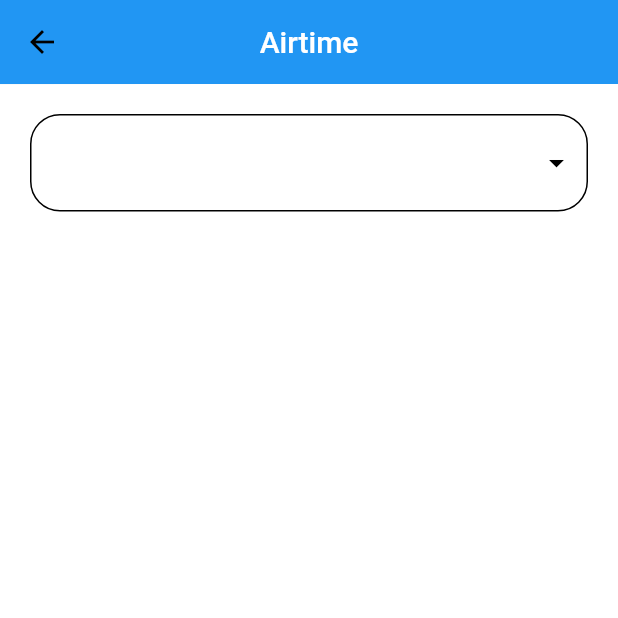
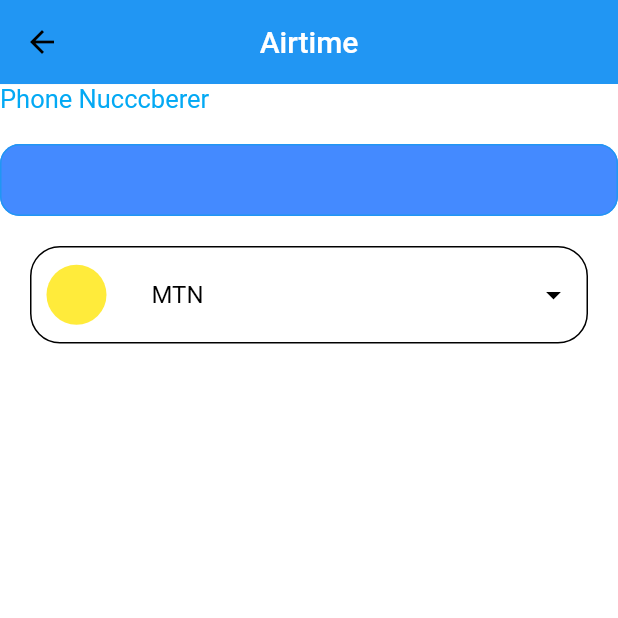
Before and after one commit to ClementPeter/River_pod-demo, a Flutter app: the screen it shows after launch, on a phone screen of 412 x 824 dp, the top half of it. Run offline on Flutter 3.47's test engine with Material 2 defaults, Android fonts, the light colour scheme and no system bars; our stand-ins replace dio, flutter_riverpod, hooks_riverpod.

Commit message:
🧹 clean up : Riverpod

```diff
--- a/river_pod_snip/lib/main.dart
+++ b/river_pod_snip/lib/main.dart
@@ -1416,7 +1416,7 @@ class _HomePageState extends State<HomePage> {
   @override
   Widget build(BuildContext context) {
     //final currentDate = ref.watch(currentDateProvider);
-    String? selectedValue = "Choose a Netfrefvrework";
+    String selectedValue = "MTN";
     bool? isChecked = true;
     return
         // Scaffold(
@@ -1468,14 +1468,143 @@ class _HomePageState extends State<HomePage> {
       ),
       body: Column(
         children: [
-          // CustomTextFormField(
-          //   label: "Phone Nucccberer",
-          //   borderStyle: BorderStyle.solid,
-          //   textInputType: TextInputType.emailAddress,
-          //   // controller: phoneNumberController,
-          //   onChanged: (value) {},
-          //   //validator: ,
-          // ),
+          CustomTextFormField(
+            label: "Phone Nucccberer",
+            borderStyle: BorderStyle.solid,
+            textInputType: TextInputType.emailAddress,
+            // controller: phoneNumberController,
+           // onChanged: (value) {},
+            //validator: ,
+            suffixIcon: DropdownButtonFormField(
+              onChanged: (newValue) {
+                setState(() {
+                  selectedValue = newValue!;
+                });
+              },
+              items: [
+                DropdownMenuItem(
+                  value: "Airtel",
+                  onTap: () {
+                    print(":::Airtel Tapped::::");
+                  },
+                  // child: Text("Airtel"),
+                  child: Row(
+                    mainAxisAlignment: MainAxisAlignment.spaceBetween,
+                    children: [
+                      Row(
+                        children: const [
+                          CircleAvatar(
+                            backgroundColor: Colors.red,
+                          ),
+                          SizedBox(width: 30),
+                          Text(
+                            "Airtel",
+                            style: TextStyle(color: Colors.black),
+                          ),
+                        ],
+                      ),
+                      // Row(
+                      //   // mainAxisAlignment: MainAxisAlignment.spaceBetween,
+                      //   children: [
+                      //     Checkbox(
+                      //       onChanged: (value) {
+                      //         //setState
+                      //         isChecked = value!;
+                      //       },
+                      //       fillColor:
+                      //           MaterialStateProperty.resolveWith<Color>(
+                      //               (Set<MaterialState> states) {
+                      //         if (states.contains(MaterialState.disabled)) {
+                      //           return Colors.grey;
+                      //         }
+                      //         return Colors.red;
+                      //       }),
+                      //       //activeColor: Colors.red,
+                      //       value: isChecked,
+
+                      //       shape: const RoundedRectangleBorder(
+                      //         borderRadius: BorderRadius.all(
+                      //           Radius.circular(10.0),
+                      //         ),
+                      //       ),
+                      //     ),
+                      //   ],
+                      // )
+                    ],
+                  ),
+                ),
+                DropdownMenuItem(
+                  value: "MTN",
+                  onTap: () {
+                    print(":::MTN Tapped::::");
+                  },
+                  child: Row(
+                    mainAxisAlignment: MainAxisAlignment.spaceBetween,
+                    children: [
+                      Row(
+                        children: const [
+                          CircleAvatar(
+                            backgroundColor: Colors.yellow,
+                          ),
+                          SizedBox(width: 30),
+                          Text(
+                            "MTN",
+                            style: TextStyle(color: Colors.black),
+                          ),
+                        ],
+                      ),
+                    ],
+                  ),
+                ),
+                DropdownMenuItem(
+                  value: "GLO",
+                  onTap: () {
+                    print(":::GLO Tapped::::");
+                  },
+                  child: Row(
+                    mainAxisAlignment: MainAxisAlignment.spaceBetween,
+                    children: [
+                      Row(
+                        children: const [
+                          CircleAvatar(
+                            backgroundColor: Colors.green,
+                          ),
+                          SizedBox(width: 30),
+                          Text(
+                            "GLO",
+                            style: TextStyle(color: Colors.black),
+                          ),
+                        ],
+                      ),
+                    ],
+                  ),
+                ),
+                DropdownMenuItem(
+                  value: "9Mobile",
+                  onTap: () {
+                    print(":::9 Mobile Tapped::::");
+                  },
+                  child: Row(
+                    mainAxisAlignment: MainAxisAlignment.spaceBetween,
+                    children: [
+                      Row(
+                        children: const [
+                          CircleAvatar(
+                            backgroundColor: Colors.black,
+                          ),
+                          SizedBox(width: 30),
+                          Text(
+                            "9Mobile",
+                            style: TextStyle(color: Colors.black),
+                          ),
+                        ],
+                      ),
+                    ],
+                  ),
+                ),
+              ],
+            ),
+          ),
           Padding(
             padding: const EdgeInsets.all(20.0),
             child: Container(
@@ -1487,9 +1616,10 @@ class _HomePageState extends State<HomePage> {
               height: 65,
               width: double.infinity,
               child: Padding(
-                padding: const EdgeInsets.all(8.0),
-                child: DropdownButton<String>(
-                  // value: "Select Network",
+                padding: const EdgeInsets.all(10.0),
+                child: DropdownButton(
+                  //value: "Select Network",
+                  value: selectedValue,
                   // autofocus: true,
                   underline: Container(color: Colors.transparent),
                   iconEnabledColor: Colors.black,
@@ -1501,19 +1631,47 @@ class _HomePageState extends State<HomePage> {
                   //   "Choose a  Network",
                   //   style: TextStyle(color: Colors.black),
                   // ),
-                  onChanged: (value) {
+                  onChanged: (String? newValue) {
                     setState(() {
                       // model.dropDownValue = value;
-                      selectedValue = value!;
+                      selectedValue = newValue!;
                       print("$selectedValue");
                     });
 
                     // selectedValue = value!;
                     // print("$selectedValue");
                   },
+                  // items: {"Airtel": "red" }.map((key, value) {
+                  //   return  DropdownMenuItem(
+                  //     child: Text("efed"),
+                  //     )
+                  // }).toList(),
+                  // items: ["Airtel", "MTN", "Glo", "9Mobile"].map((network) {
+                  //   // return Text("data");
+                  //   return DropdownMenuItem(
+                  //     value: network,
+                  //     child: Text(
+                  //       network,
+                  //       style: const TextStyle(color: Colors.black),
+                  //     ),
+                  //   );
+                  // }).toList()
+                  //      items: {"Airtel": "red", "MTN": "yellow", "Glo": "green", "9Mobile": "black"}.map((network,value) {
+
+                  //   return DropdownMenuItem(
+                  //     value: network,
+                  //     child: Text(
+                  //       network,
+                  //       style:  TextStyle(color: Colors.black),
+                  //     ),
+                  //   );
+                  // }).toMap();
                   items: [
                     DropdownMenuItem(
                       value: "Airtel",
+                      onTap: () {
+                        print(":::Airtel Tapped::::");
+                      },
                       // child: Text("Airtel"),
                       child: Row(
                         mainAxisAlignment: MainAxisAlignment.spaceBetween,
@@ -1562,6 +1720,9 @@ class _HomePageState extends State<HomePage> {
                     ),
                     DropdownMenuItem(
                       value: "MTN",
+                      onTap: () {
+                        print(":::MTN Tapped::::");
+                      },
                       child: Row(
                         mainAxisAlignment: MainAxisAlignment.spaceBetween,
                         children: [
@@ -1582,6 +1743,9 @@ class _HomePageState extends State<HomePage> {
                     ),
                     DropdownMenuItem(
                       value: "GLO",
+                      onTap: () {
+                        print(":::GLO Tapped::::");
+                      },
                       child: Row(
                         mainAxisAlignment: MainAxisAlignment.spaceBetween,
                         children: [
@@ -1602,7 +1766,9 @@ class _HomePageState extends State<HomePage> {
                     ),
                     DropdownMenuItem(
                       value: "9Mobile",
-                      onTap: () {},
+                      onTap: () {
+                        print(":::9 Mobile Tapped::::");
+                      },
                       child: Row(
                         mainAxisAlignment: MainAxisAlignment.spaceBetween,
                         children: [
@@ -1621,120 +1787,6 @@ class _HomePageState extends State<HomePage> {
                         ],
                       ),
                     ),
-
-                    // DropdownMenuItem(
-                    //   value: "MTN",
-                    //   // child: Text("Airtel"),
-                    //   // child: Row(
-                    //   //   Text("Airtel"),
-                    //   //   Checkbox(value: true, onChanged: (value) {})
-                    //   // ]),
-                    //   child: ListTile(
-                    //     leading:
-                    //         const CircleAvatar(backgroundColor: Colors.yellow),
-                    //     title: const Text(
-                    //       "MTN",
-                    //       style: TextStyle(color: Colors.black),
-                    //     ),
-                    //     trailing: Checkbox(
-                    //       value: isChecked,
-                    //       onChanged: ((value) {
-                    //         isChecked = value!;
-                    //       }),
-                    //     ),
-                    //   ),
-                    // ),
-                    // DropdownMenuItem(
-                    //  , // value: "Airtel",
-                    //   // child: Text("oekokok"),
-                    //   // child: Row(children: [
-                    //   //   CircleAvatar(),
-                    //   //   Text("Airtel"),
-                    //   //   Checkbox(value: true, onChanged: (value) {})
-                    //   // ]),
-                    //   child: ListTile(
-                    //     leading: CircleAvatar(backgroundColor: Colors.yellow),
-                    //   ),
-                    // ),
-                    // DropdownMenuItem(
-                    //   //  value: "Airtel",
-                    //   // child: Text("oekokok"),
-                    //   // child: Row(children: [
-                    //   //   CircleAvatar(),
-                    //   //   Text("Airtel"),
-                    //   //   Checkbox(value: true, onChanged: (value) {})
-                    //   // ]),
-                    //   child: ListTile(
-                    //     leading: CircleAvatar(backgroundColor: Colors.green),
-                    //   ),
-                    // ),
-                    // DropdownMenuItem(
-                    //   value: "MTN",
-                    //   child: ListTile(
-                    //     leading: CircleAvatar(backgroundColor: Colors.yellow),
-                    //     title: Text("MTN"),
-                    //     trailing: Checkbox(
-                    //       value: false,
-                    //       onChanged: (value) {
-                    //         // setState(() {
-                    //         //   model.isChecked = value;
-                    //         // });
-                    //       },
-                    //       shape: RoundedRectangleBorder(
-                    //         borderRadius: BorderRadius.all(
-                    //           Radius.circular(10.0),
-                    //         ),
-                    //       ),
-                    //     ),
-                    //   ),
-                    //   // child: Text("Airtime"),
-                    // ),
-                    // DropdownMenuItem(
-                    //   value: "GLO",
-                    //   child: ListTile(
-                    //     leading: CircleAvatar(backgroundColor: Colors.green),
-                    //     title: Text("GLO"),
-                    //     trailing: Checkbox(
-                    //       value: false,
-                    //       onChanged: (value) {
-                    //         // setState(() {
-                    //         //   model.isChecked = value;
-                    //         // });
-                    //       },
-                    //       shape: RoundedRectangleBorder(
-                    //         borderRadius: BorderRadius.all(
-                    //           Radius.circular(10.0),
-                    //         ),
-                    //       ),
-                    //     ),
-                    //   ),
-
-                    //   // child: Text("Airtime"),
-                    // ),
-                    // DropdownMenuItem(
-                    //   value: "9Mobile",
-                    //   child: ListTile(
-                    //     leading: CircleAvatar(
-                    //       backgroundColor: Color(0xFF2F8D26),
-                    //     ),
-                    //     title: Text("9Mobile"),
-                    //     trailing: Checkbox(
-                    //       value: true,
-                    //       onChanged: (value) {
-                    //         // setState(() {
-                    //         //   model.isChecked = value;
-                    //         // });
-                    //       },
-                    //       shape: RoundedRectangleBorder(
-                    //         borderRadius: BorderRadius.all(
-                    //           Radius.circular(10.0),
-                    //         ),
-                    //       ),
-                    //     ),
-                    //   ),
-                    //   // child: Text("Airtime"),
-                    // ),
-                    //  DropdownMenuItem(
                   ],
                 ),
               ),
--- a/river_pod_snip/lib/text_form.dart
+++ b/river_pod_snip/lib/text_form.dart
@@ -130,7 +130,7 @@ class CustomTextFormField extends StatelessWidget {
               hintText: hintText,
               hintStyle: hintTextStyle,
               filled: filled,
-              fillColor: Colors.lightGreen,
+              fillColor: Colors.blueAccent,
             ),
             obscureText: obscured,
           ),
```
